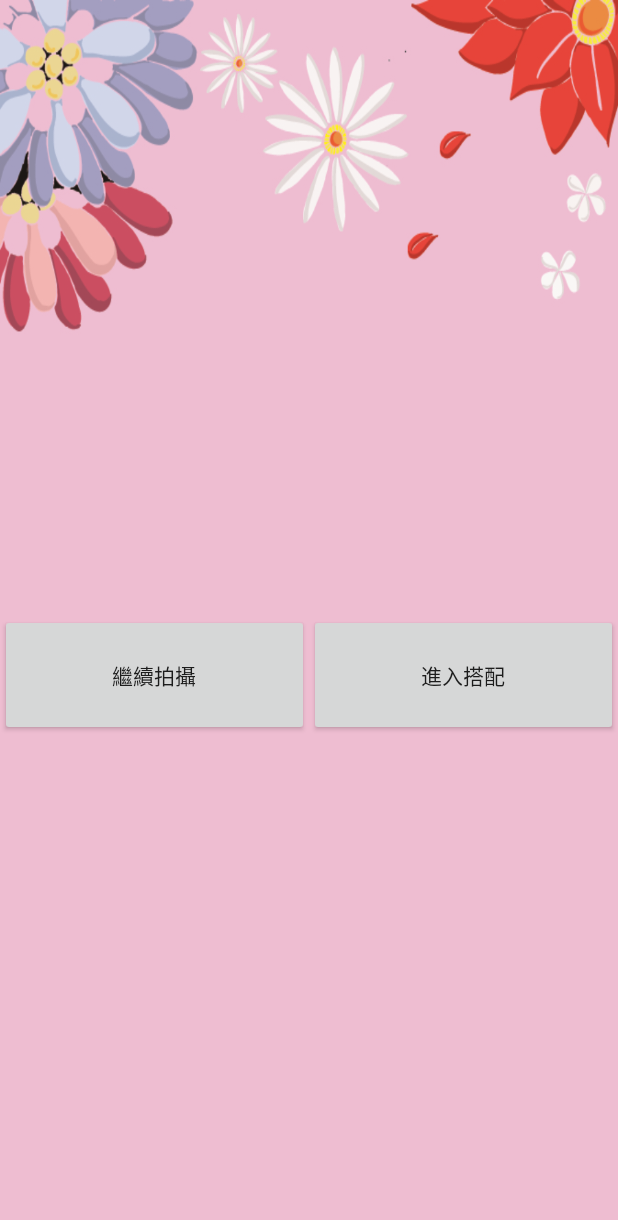
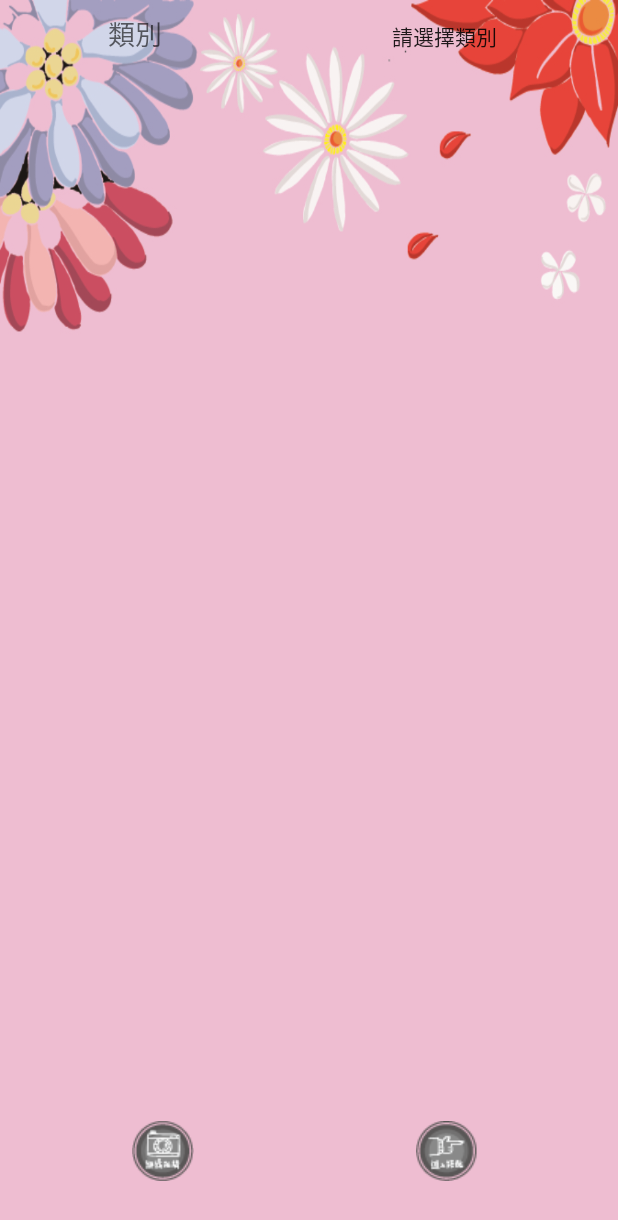
Before and after one commit to oscart820102/Cloth, an Android app: the Takepic screen opened directly, with no data from a screen before it, on a phone screen of 412 x 824 dp. Shown: the top 1220 px of the screen. Run offline under Robolectric (Android 15) with nearby library versions, the phone set to English and light mode, and no system bars; 1 statement that could not run was skipped.

Commit message:
新版本, db增加category欄位, takepic頁面增加dialog選項 (存到db尚未實作)

```diff
--- a/app/src/main/java/drivequickstart/example/com/myapplication/MyDAOdb.java
+++ b/app/src/main/java/drivequickstart/example/com/myapplication/MyDAOdb.java
@@ -38,7 +38,8 @@ public class MyDAOdb {
      */
     public long addImage(CustomImage image) {
         ContentValues cv = new ContentValues();
-//        cv.put(DBhelper.COLUMN_PATH, image.getPath());
+//        cv.put(MyDBhelper.COLUMN_CATEGORY, image.getCategory().name());
+//        cv.put(MyDBhelper.COLUMN_CATEGORY, image.getCategory().name());
         cv.put(MyDBhelper.COLUMN_TITLE, image.getTitle());
         cv.put(MyDBhelper.COLUMN_DESCRIPTION, image.getDescription());
         cv.put(MyDBhelper.COLUMN_DATETIME, System.currentTimeMillis());
@@ -96,6 +97,7 @@ public class MyDAOdb {
                 cursor.getColumnIndex(MyDBhelper.COLUMN_DESCRIPTION)));
         image.setImageByte(cursor.getBlob(
                 cursor.getColumnIndex(MyDBhelper.COLUMN_IMAGE)));
+        image.setCategory(Enum.valueOf(CustomImage.Category.class, cursor.getString(cursor.getColumnIndex(MyDBhelper.COLUMN_CATEGORY))));
         return image;
     }
 }
--- a/app/src/main/java/drivequickstart/example/com/myapplication/MyDBhelper.java
+++ b/app/src/main/java/drivequickstart/example/com/myapplication/MyDBhelper.java
@@ -28,11 +28,12 @@ public class MyDBhelper extends SQLiteOpenHelper {
     public static final String COLUMN_DATETIME = "datetime";
     public static final String COLUMN_DESCRIPTION = "description";
     public static final String PRIMARY_KEY = "PRIMARY KEY (" + COLUMN_TITLE + "," + COLUMN_DATETIME + ")";
+    public static final String COLUMN_CATEGORY = "category";
 
     private static final String DELETE_TABLE = "DROP TABLE IF EXISTS " + TABLE_NAME;
     private static final String CREATE_TABLE = "CREATE TABLE " + TABLE_NAME + " (" +
 //            COLUMN_PATH +
-//            TEXT_TYPE + COMMA_SEP +
+            COLUMN_CATEGORY + COMMA_SEP +
             COLUMN_IMAGE + BLOB_TYPE + COMMA_SEP +
             COLUMN_TITLE + TEXT_TYPE + COMMA_SEP +
             COLUMN_DESCRIPTION + TEXT_TYPE + COMMA_SEP +
--- a/app/src/main/java/drivequickstart/example/com/myapplication/Takepic.java
+++ b/app/src/main/java/drivequickstart/example/com/myapplication/Takepic.java
@@ -2,6 +2,8 @@ package drivequickstart.example.com.myapplication;
 
 import android.Manifest;
 import android.app.Activity;
+import android.app.AlertDialog;
+import android.content.DialogInterface;
 import android.content.Intent;
 import android.content.pm.PackageManager;
 import android.graphics.Bitmap;
@@ -16,8 +18,10 @@ import android.util.DisplayMetrics;
 import android.util.Log;
 import android.view.View;
 import android.widget.Button;
+import android.widget.ImageButton;
 import android.widget.ImageView;
 import android.widget.LinearLayout;
+import android.widget.RelativeLayout;
 
 import java.io.File;
 import java.io.FileNotFoundException;
@@ -40,14 +44,15 @@ public class Takepic extends Activity {
     private static final int REQUEST_CAMERA_PERMISSION = 2015;
     private Uri photoUri;
     private MyDAOdb daOdb;
-    private Button goToMatchButton;
-    private LinearLayout layout;
+    private ImageButton goToMatchImageButton;
+    private Button categoryButton;
+    private RelativeLayout layout;
 
     @Override
     protected void onCreate(Bundle savedInstanceState) {
         super.onCreate(savedInstanceState);
         setContentView(R.layout.activity_takepic);
-        layout = (LinearLayout) findViewById(R.id.activity_takepic_layout);
+        layout = (RelativeLayout) findViewById(R.id.activity_takepic_layout);
         layout.setBackgroundResource(new getPref().getThemeBrowseResID(this));
 
         //SDK23以上的手機要RunTime Permission
@@ -67,8 +72,9 @@ public class Takepic extends Activity {
         getWindowManager().getDefaultDisplay().getMetrics(mPhone);
 
         mImg = (ImageView) findViewById(R.id.img);
-        Button mCamera = (Button) findViewById(R.id.camera);
-        goToMatchButton = (Button) findViewById(R.id.takepic_match_button);
+        ImageButton mCamera = (ImageButton) findViewById(R.id.camera);
+        goToMatchImageButton = (ImageButton) findViewById(R.id.takepic_match_imagebutton);
+        categoryButton = (Button) findViewById(R.id.takepic_category_button);
 
         activityTakePhoto();
 
@@ -83,12 +89,19 @@ public class Takepic extends Activity {
             }
         });
 
-        goToMatchButton.setOnClickListener(new Button.OnClickListener() {
+        goToMatchImageButton.setOnClickListener(new Button.OnClickListener() {
             @Override
             public void onClick(View v) {
                 Intent intent = new Intent(Takepic.this,Match.class);
                 startActivity(intent);
                 finish();
+            }
+        });
+
+        categoryButton.setOnClickListener(new View.OnClickListener() {
+            @Override
+            public void onClick(View v) {
+                showCategoryDialog();
             }
         });
     }
@@ -206,4 +219,20 @@ public class Takepic extends Activity {
         super.onBackPressed();
         finish();
     }
+
+    private void showCategoryDialog(){
+        final String[] categorys = {"帽子","衣服","褲子","鞋子"};
+
+        AlertDialog.Builder dialog_list = new AlertDialog.Builder(this);
+        dialog_list.setTitle("類別");
+        dialog_list.setItems(categorys, new DialogInterface.OnClickListener(){
+            @Override
+            //只要你在onClick處理事件內，使用which參數，就可以知道按下陣列裡的哪一個了
+            public void onClick(DialogInterface dialog, int which) {
+                // TODO 存照片
+                categoryButton.setText(categorys[which]);
+            }
+        });
+        dialog_list.show();
+    }
 }
--- a/app/src/main/res/layout/activity_album.xml
+++ b/app/src/main/res/layout/activity_album.xml
@@ -33,7 +33,7 @@
         android:layout_toLeftOf="@+id/view"
         android:layout_toStartOf="@+id/view"
         android:layout_weight="1"
-        android:background="@drawable/add_icon"
+        android:background="@drawable/add_icon1"
         android:scaleType="fitXY" />
 
     <ImageButton
@@ -46,7 +46,7 @@
         android:layout_toEndOf="@+id/view"
         android:layout_toRightOf="@+id/view"
         android:layout_weight="1"
-        android:background="@drawable/delete_icon"
+        android:background="@drawable/delete_icon1"
         android:scaleType="fitCenter" />
 
 
--- a/app/src/main/res/layout/activity_takepic.xml
+++ b/app/src/main/res/layout/activity_takepic.xml
@@ -1,39 +1,68 @@
-<LinearLayout
+<RelativeLayout
     xmlns:android="http://schemas.android.com/apk/res/android"
     android:layout_width="match_parent"
     android:layout_height="match_parent"
     android:orientation="vertical"
     android:id="@+id/activity_takepic_layout"
-    >
+    android:weightSum="1">
+
+    <LinearLayout
+        android:orientation="horizontal"
+        android:layout_width="match_parent"
+        android:layout_height="wrap_content"
+        android:layout_gravity="center_horizontal"
+        android:weightSum="2"
+        android:layout_alignParentTop="true">
+
+        <TextView
+            android:layout_weight="1"
+            android:layout_width="wrap_content"
+            android:layout_height="wrap_content"
+            android:textAppearance="?android:attr/textAppearanceMedium"
+            android:text="類別"
+            android:textAlignment="center" />
+
+        <Button
+            android:layout_weight="1"
+            android:layout_width="wrap_content"
+            android:layout_height="wrap_content"
+            android:text="請選擇類別"
+            android:background="@android:color/transparent"
+            android:id="@+id/takepic_category_button" />
+    </LinearLayout>
 
     <ImageView
         android:id="@+id/img"
         android:layout_width="match_parent"
-        android:layout_height="300dip"
-        android:layout_marginTop="50dp"
-        />
+        android:layout_centerVertical="true"
+        android:layout_height="350dp" />
 
     <LinearLayout
         android:orientation="horizontal"
         android:layout_width="match_parent"
-        android:layout_height="200dp"
+        android:layout_height="113dp"
+        android:layout_alignParentBottom="true"
         android:weightSum="1">
 
-        <Button
+        <ImageButton
             android:id="@+id/camera"
-            android:layout_width="161dp"
-            android:layout_height="81dp"
+            android:layout_width="40dp"
+            android:layout_height="90dp"
             android:text="繼續拍攝"
-            android:layout_weight="0.5"
-            android:layout_gravity="center_vertical" />
+            android:layout_weight="0.63"
+            android:src="@drawable/continue_icon"
+            android:layout_gravity="center_vertical"
+            android:background="@android:color/transparent" />
 
-        <Button
-            android:id="@+id/takepic_match_button"
-            android:layout_width="161dp"
-            android:layout_height="81dp"
+        <ImageButton
+            android:id="@+id/takepic_match_imagebutton"
+            android:layout_width="90dp"
+            android:layout_height="88dp"
             android:text="進入搭配"
             android:layout_gravity="center_vertical"
-            android:layout_weight="0.5" />
+            android:src="@drawable/into"
+            android:layout_weight="0.25"
+            android:background="@android:color/transparent" />
     </LinearLayout>
 
-</LinearLayout>
+</RelativeLayout>
```
Also changed, not shown: app/src/main/java/drivequickstart/example/com/myapplication/CustomImage.java (+16 -3 lines), app/src/main/res/layout/activity_homescreen.xml (+17 -14 lines), app/src/main/res/layout/activity_theme_preference.xml (+46 -44 lines), app/src/main/res/drawable/a8.png (added), app/src/main/res/drawable/add_icon1.png (added), app/src/main/res/drawable/continue_icon.png (added), app/src/main/res/drawable/delete_icon1.png (added), app/src/main/res/drawable/into.png (added), app/src/main/res/mipmap-hdpi/a8.png (added), app/src/main/res/mipmap-hdpi/add_icon1.png (added), app/src/main/res/mipmap-hdpi/continue_icon.png (added), app/src/main/res/mipmap-hdpi/delete_icon1.png (added), app/src/main/res/mipmap-hdpi/into.png (added), 1 other file.
